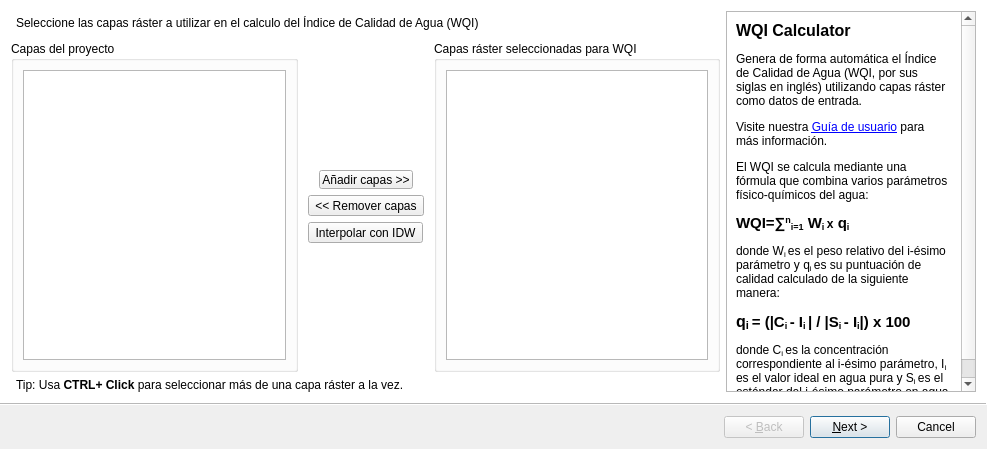
First picture: the form in wqi_calculator_wizard_base.ui, repository marcelomolas/wqi_calculator, before the edit.
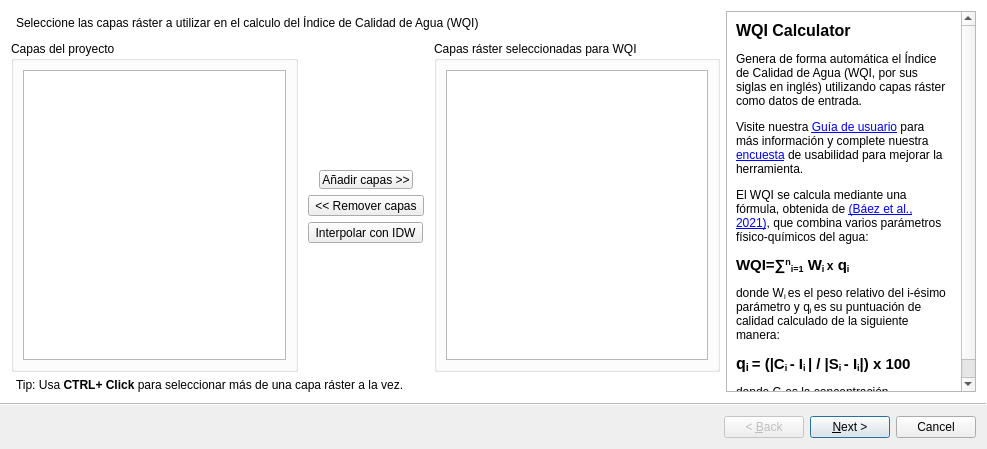
Second picture: the form after the edit. Custom widgets are drawn as their Qt base class.

```diff
--- a/wqi_calculator_wizard_base.ui
+++ b/wqi_calculator_wizard_base.ui
@@ -290,7 +290,7 @@
              </size>
             </property>
             <property name="text">
-             <string>&lt;html&gt;&lt;head/&gt;&lt;body&gt;&lt;p&gt;&lt;span style=&quot; font-size:12pt; font-weight:600;&quot;&gt;WQI Calculator&lt;/span&gt;&lt;/p&gt;&lt;p&gt;Genera de forma automática el Índice de Calidad de Agua (WQI, por sus siglas en inglés) utilizando capas ráster como datos de entrada.&lt;/p&gt;&lt;p&gt;Visite nuestra &lt;a href=&quot;https://github.com/marcelomolas/wqi_calculator/blob/main/docs/USER_GUIDE_EN.md&quot;&gt;&lt;span style=&quot; text-decoration: underline; color:#0000ff;&quot;&gt;Guía de usuario&lt;/span&gt;&lt;/a&gt; para más información.&lt;/p&gt;&lt;p&gt;El WQI se calcula mediante una fórmula que combina varios parámetros físico-químicos del agua:&lt;/p&gt;&lt;p&gt;&lt;span style=&quot; font-size:11pt; font-weight:600;&quot;&gt;WQI=∑&lt;/span&gt;&lt;span style=&quot; font-size:11pt; font-weight:600; vertical-align:super;&quot;&gt;n&lt;/span&gt;&lt;span style=&quot; font-size:11pt; font-weight:600; vertical-align:sub;&quot;&gt;i=1&lt;/span&gt;&lt;span style=&quot; font-size:11pt; font-weight:600;&quot;&gt; W&lt;/span&gt;&lt;span style=&quot; font-size:11pt; font-weight:600; vertical-align:sub;&quot;&gt;i &lt;/span&gt;&lt;span style=&quot; font-size:9pt; font-weight:600;&quot;&gt;x&lt;/span&gt;&lt;span style=&quot; font-size:11pt; font-weight:600;&quot;&gt; q&lt;/span&gt;&lt;span style=&quot; font-size:11pt; font-weight:600; vertical-align:sub;&quot;&gt;i&lt;/span&gt;&lt;/p&gt;&lt;p&gt;donde W&lt;span style=&quot; vertical-align:sub;&quot;&gt;i &lt;/span&gt;es el peso relativo del i-ésimo parámetro y q&lt;span style=&quot; vertical-align:sub;&quot;&gt;i &lt;/span&gt;es su puntuación de calidad calculado de la siguiente manera:&lt;/p&gt;&lt;p&gt;&lt;span style=&quot; font-size:12pt; font-weight:600;&quot;&gt;q&lt;/span&gt;&lt;span style=&quot; font-size:12pt; font-weight:600; vertical-align:sub;&quot;&gt;i &lt;/span&gt;&lt;span style=&quot; font-size:11pt; font-weight:600;&quot;&gt;= (|C&lt;/span&gt;&lt;span style=&quot; font-size:11pt; font-weight:600; vertical-align:sub;&quot;&gt;i &lt;/span&gt;&lt;span style=&quot; font-size:11pt; font-weight:600;&quot;&gt;- I&lt;/span&gt;&lt;span style=&quot; font-size:11pt; font-weight:600; vertical-align:sub;&quot;&gt;i &lt;/span&gt;&lt;span style=&quot; font-size:11pt; font-weight:600;&quot;&gt;| / |S&lt;/span&gt;&lt;span style=&quot; font-size:11pt; font-weight:600; vertical-align:sub;&quot;&gt;i &lt;/span&gt;&lt;span style=&quot; font-size:11pt; font-weight:600;&quot;&gt;- I&lt;/span&gt;&lt;span style=&quot; font-size:11pt; font-weight:600; vertical-align:sub;&quot;&gt;i&lt;/span&gt;&lt;span style=&quot; font-size:11pt; font-weight:600;&quot;&gt;|) x 100&lt;/span&gt;&lt;/p&gt;&lt;p&gt;donde C&lt;span style=&quot; vertical-align:sub;&quot;&gt;i &lt;/span&gt;es la concentración correspondiente al i-ésimo parámetro, I&lt;span style=&quot; vertical-align:sub;&quot;&gt;i &lt;/span&gt;es el valor ideal en agua pura y S&lt;span style=&quot; vertical-align:sub;&quot;&gt;i &lt;/span&gt;es el estándar del i-ésimo parámetro en agua bebible.&lt;/p&gt;&lt;p&gt;Las capas ráster utilizadas como entrada representan a esos parámetros. &lt;/p&gt;&lt;/body&gt;&lt;/html&gt;</string>
+             <string>&lt;html&gt;&lt;head/&gt;&lt;body&gt;&lt;p&gt;&lt;span style=&quot; font-size:12pt; font-weight:600;&quot;&gt;WQI Calculator&lt;/span&gt;&lt;/p&gt;&lt;p&gt;Genera de forma automática el Índice de Calidad de Agua (WQI, por sus siglas en inglés) utilizando capas ráster como datos de entrada.&lt;/p&gt;&lt;p&gt;Visite nuestra &lt;a href=&quot;https://github.com/marcelomolas/wqi_calculator/blob/main/docs/USER_GUIDE_EN.md&quot;&gt;&lt;span style=&quot; text-decoration: underline; color:#0000ff;&quot;&gt;Guía de usuario&lt;/span&gt;&lt;/a&gt; para más información y complete nuestra &lt;a href=&quot;https://forms.gle/J1Aga5opt2cei5x97&quot;&gt;&lt;span style=&quot; text-decoration: underline; color:#0000ff;&quot;&gt;encuesta&lt;/span&gt;&lt;/a&gt; de usabilidad para mejorar la herramienta.&lt;/p&gt;&lt;p&gt;El WQI se calcula mediante una fórmula, obtenida de &lt;a href=&quot;https://doi.org/10.1007/s12665-021-09706-3&quot;&gt;&lt;span style=&quot; text-decoration: underline; color:#0000ff;&quot;&gt;(Báez et al., 2021)&lt;/span&gt;&lt;/a&gt;, que combina varios parámetros físico-químicos del agua:&lt;/p&gt;&lt;p&gt;&lt;span style=&quot; font-size:11pt; font-weight:600;&quot;&gt;WQI=∑&lt;/span&gt;&lt;span style=&quot; font-size:11pt; font-weight:600; vertical-align:super;&quot;&gt;n&lt;/span&gt;&lt;span style=&quot; font-size:11pt; font-weight:600; vertical-align:sub;&quot;&gt;i=1&lt;/span&gt;&lt;span style=&quot; font-size:11pt; font-weight:600;&quot;&gt; W&lt;/span&gt;&lt;span style=&quot; font-size:11pt; font-weight:600; vertical-align:sub;&quot;&gt;i &lt;/span&gt;&lt;span style=&quot; font-size:9pt; font-weight:600;&quot;&gt;x&lt;/span&gt;&lt;span style=&quot; font-size:11pt; font-weight:600;&quot;&gt; q&lt;/span&gt;&lt;span style=&quot; font-size:11pt; font-weight:600; vertical-align:sub;&quot;&gt;i&lt;/span&gt;&lt;/p&gt;&lt;p&gt;donde W&lt;span style=&quot; vertical-align:sub;&quot;&gt;i &lt;/span&gt;es el peso relativo del i-ésimo parámetro y q&lt;span style=&quot; vertical-align:sub;&quot;&gt;i &lt;/span&gt;es su puntuación de calidad calculado de la siguiente manera:&lt;/p&gt;&lt;p&gt;&lt;span style=&quot; font-size:12pt; font-weight:600;&quot;&gt;q&lt;/span&gt;&lt;span style=&quot; font-size:12pt; font-weight:600; vertical-align:sub;&quot;&gt;i &lt;/span&gt;&lt;span style=&quot; font-size:11pt; font-weight:600;&quot;&gt;= (|C&lt;/span&gt;&lt;span style=&quot; font-size:11pt; font-weight:600; vertical-align:sub;&quot;&gt;i &lt;/span&gt;&lt;span style=&quot; font-size:11pt; font-weight:600;&quot;&gt;- I&lt;/span&gt;&lt;span style=&quot; font-size:11pt; font-weight:600; vertical-align:sub;&quot;&gt;i &lt;/span&gt;&lt;span style=&quot; font-size:11pt; font-weight:600;&quot;&gt;| / |S&lt;/span&gt;&lt;span style=&quot; font-size:11pt; font-weight:600; vertical-align:sub;&quot;&gt;i &lt;/span&gt;&lt;span style=&quot; font-size:11pt; font-weight:600;&quot;&gt;- I&lt;/span&gt;&lt;span style=&quot; font-size:11pt; font-weight:600; vertical-align:sub;&quot;&gt;i&lt;/span&gt;&lt;span style=&quot; font-size:11pt; font-weight:600;&quot;&gt;|) x 100&lt;/span&gt;&lt;/p&gt;&lt;p&gt;donde C&lt;span style=&quot; vertical-align:sub;&quot;&gt;i &lt;/span&gt;es la concentración correspondiente al i-ésimo parámetro, I&lt;span style=&quot; vertical-align:sub;&quot;&gt;i &lt;/span&gt;es el valor ideal en agua pura y S&lt;span style=&quot; vertical-align:sub;&quot;&gt;i &lt;/span&gt;es el estándar del i-ésimo parámetro en agua bebible.&lt;/p&gt;&lt;p&gt;Las capas ráster utilizadas como entrada representan a esos parámetros. &lt;/p&gt;&lt;/body&gt;&lt;/html&gt;</string>
             </property>
             <property name="textFormat">
              <enum>Qt::RichText</enum>
```
Left out of the diff: 60 changed lines with no effect on the pictures. Lines whose indentation alone changed are shown as unchanged.
